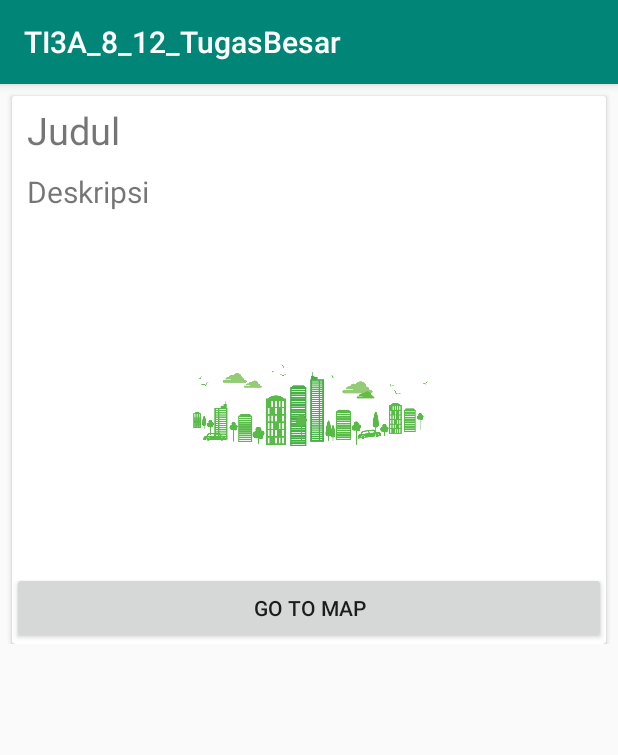
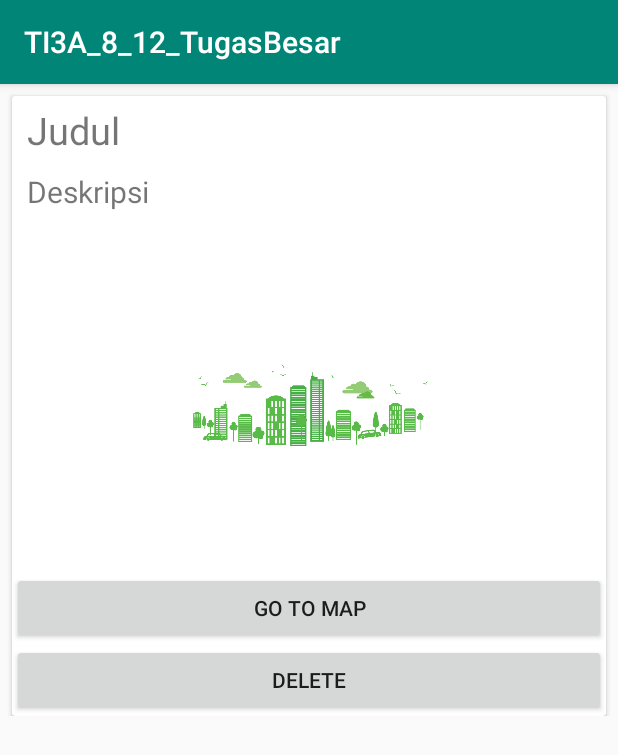
Before and after one commit to aldansorry/TI3A_8_12_TugasBesar, an Android app: the DetailActivity screen opened directly, with no data from a screen before it, on a phone screen of 412 x 824 dp. Shown: the top 755 px of the screen. Run offline under Robolectric (Android 15) with nearby library versions, the light colour scheme and no system bars; our stand-ins replace Picasso; pictures from the network do not load; 3 statements that could not run were skipped.

Commit message:
delete laporan

```diff
--- a/app/src/main/java/sorry/aldan/ti3a_8_12_tugasbesar/Rest/ApiInterface.java
+++ b/app/src/main/java/sorry/aldan/ti3a_8_12_tugasbesar/Rest/ApiInterface.java
@@ -3,6 +3,7 @@ package sorry.aldan.ti3a_8_12_tugasbesar.Rest;
 import okhttp3.MultipartBody;
 import okhttp3.RequestBody;
 import retrofit2.Call;
+import retrofit2.http.DELETE;
 import retrofit2.http.Field;
 import retrofit2.http.GET;
 import retrofit2.http.Multipart;
@@ -34,6 +35,9 @@ public interface ApiInterface {
             @Part("kategori") RequestBody kategori
     );
 
+    @DELETE("laporan/laporan/{id}")
+    Call<ResponseLaporan> deleteLaporan(@Path("id") String id);
+
     @GET("kategori/kategori")
     Call<ResponseKategori> getKategori();
 }
--- a/app/src/main/res/layout/activity_detail.xml
+++ b/app/src/main/res/layout/activity_detail.xml
@@ -58,6 +58,12 @@
                     android:layout_height="wrap_content"
                     android:text="Go TO Map"
                     tools:layout_editor_absoluteY="260dp" />
+                <Button
+                    android:id="@+id/btnDelete"
+                    android:layout_width="match_parent"
+                    android:layout_height="wrap_content"
+                    android:text="Delete"
+                    tools:layout_editor_absoluteY="260dp" />
             </LinearLayout>
         </android.support.v7.widget.CardView>
 
```
Also changed, not shown: app/src/main/java/sorry/aldan/ti3a_8_12_tugasbesar/Activity/DetailActivity.java (+31 -0 lines).
